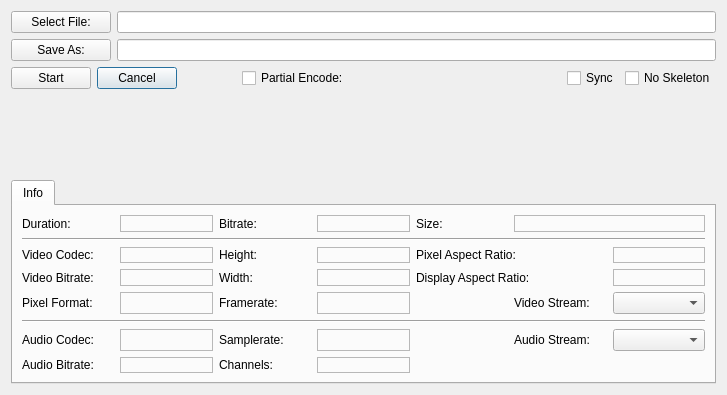
Above: dialog.ui from an146/qtheorafrontend before the change. Below: the same form after it.
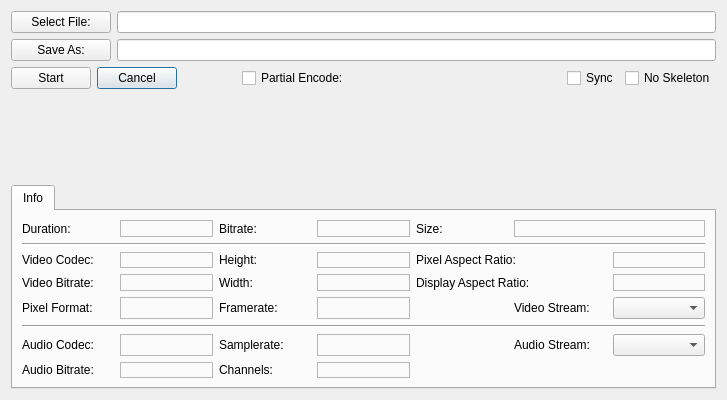
That is the form after the change. Icons and pictures are not drawn. Custom widgets are drawn as their Qt base class.

Commit message: more consistent widget names

Patch:
```diff
--- a/dialog.ui
+++ b/dialog.ui
@@ -7,7 +7,7 @@
     <x>0</x>
     <y>0</y>
     <width>727</width>
-    <height>395</height>
+    <height>400</height>
    </rect>
   </property>
   <property name="windowTitle">
```
Left out of the diff: 4 changed lines with no effect on the pictures. The commit also changes 1 other file.
